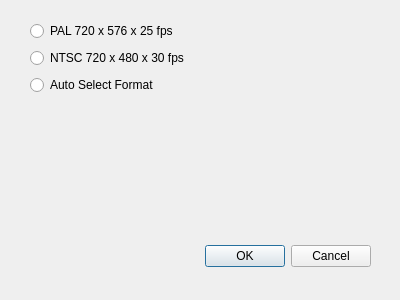
Above: Capturedialog.ui from G4GUO/datvexpress_gui before the change. Below: the same form after it.
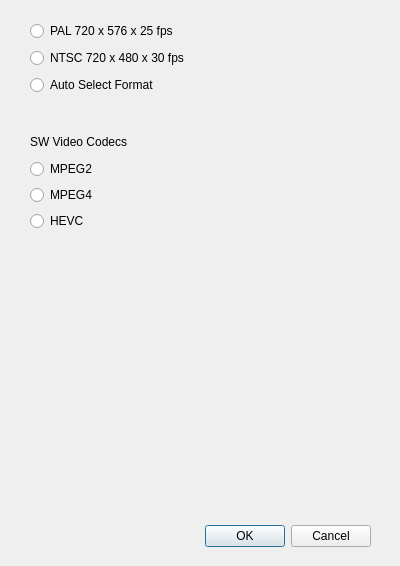
That is the form after the change.

Diff of the .ui file:
```diff
--- a/Capturedialog.ui
+++ b/Capturedialog.ui
@@ -10,7 +10,7 @@
     <x>0</x>
     <y>0</y>
     <width>400</width>
-    <height>300</height>
+    <height>566</height>
    </rect>
   </property>
   <property name="windowTitle">
@@ -20,7 +20,7 @@
    <property name="geometry">
     <rect>
      <x>30</x>
-     <y>240</y>
+     <y>520</y>
      <width>341</width>
      <height>32</height>
     </rect>
@@ -65,6 +65,46 @@
     </item>
    </layout>
   </widget>
+  <widget class="QWidget" name="verticalLayoutWidget_2">
+   <property name="geometry">
+    <rect>
+     <x>30</x>
+     <y>130</y>
+     <width>131</width>
+     <height>101</height>
+    </rect>
+   </property>
+   <layout class="QVBoxLayout" name="verticalLayout_2">
+    <item>
+     <widget class="QLabel" name="labelVideoCodec">
+      <property name="text">
+       <string>SW Video Codecs</string>
+      </property>
+     </widget>
+    </item>
+    <item>
+     <widget class="QRadioButton" name="radioButtonMPEG2">
+      <property name="text">
+       <string>MPEG2</string>
+      </property>
+     </widget>
+    </item>
+    <item>
+     <widget class="QRadioButton" name="radioButtonMPEG4">
+      <property name="text">
+       <string>MPEG4</string>
+      </property>
+     </widget>
+    </item>
+    <item>
+     <widget class="QRadioButton" name="radioButtonHEVC">
+      <property name="text">
+       <string>HEVC</string>
+      </property>
+     </widget>
+    </item>
+   </layout>
+  </widget>
  </widget>
  <resources/>
  <connections>
```
